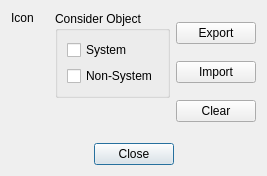
Old version of the form App/Ui/CustomizationsDialog.ui in the repository paolodestefani/pySagra.
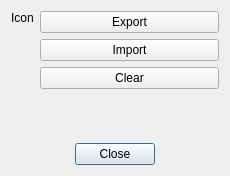
New version of the form.

```diff
--- a/App/Ui/CustomizationsDialog.ui
+++ b/App/Ui/CustomizationsDialog.ui
@@ -6,7 +6,7 @@
    <rect>
     <x>0</x>
     <y>0</y>
-    <width>267</width>
+    <width>230</width>
     <height>176</height>
    </rect>
   </property>
@@ -15,7 +15,7 @@
   </property>
   <layout class="QVBoxLayout" name="verticalLayout_5">
    <item>
-    <layout class="QHBoxLayout" name="horizontalLayout">
+    <layout class="QHBoxLayout" name="horizontalLayout" stretch="0,1">
      <item>
       <layout class="QVBoxLayout" name="verticalLayout_2">
        <item>
@@ -40,46 +40,6 @@
        </item>
       </layout>
      </item>
-     <item>
-      <layout class="QVBoxLayout" name="verticalLayout_4">
-       <item>
-        <widget class="QGroupBox" name="groupBox">
-         <property name="title">
-          <string>Consider Object</string>
-         </property>
-         <layout class="QVBoxLayout" name="verticalLayout">
-          <item>
-           <widget class="QCheckBox" name="checkBoxSystem">
-            <property name="text">
-             <string>System</string>
-            </property>
-           </widget>
-          </item>
-          <item>
-           <widget class="QCheckBox" name="checkBoxNonSystem">
-            <property name="text">
-             <string>Non-System</string>
-            </property>
-           </widget>
-          </item>
-         </layout>
-        </widget>
-       </item>
-       <item>
-        <spacer name="verticalSpacer_3">
-         <property name="orientation">
-          <enum>Qt::Orientation::Vertical</enum>
-         </property>
-         <property name="sizeHint" stdset="0">
-          <size>
-           <width>20</width>
-           <height>40</height>
-          </size>
-         </property>
-        </spacer>
-       </item>
-      </layout>
-     </item>
      <item>
       <layout class="QVBoxLayout" name="verticalLayout_3">
        <item>
```
